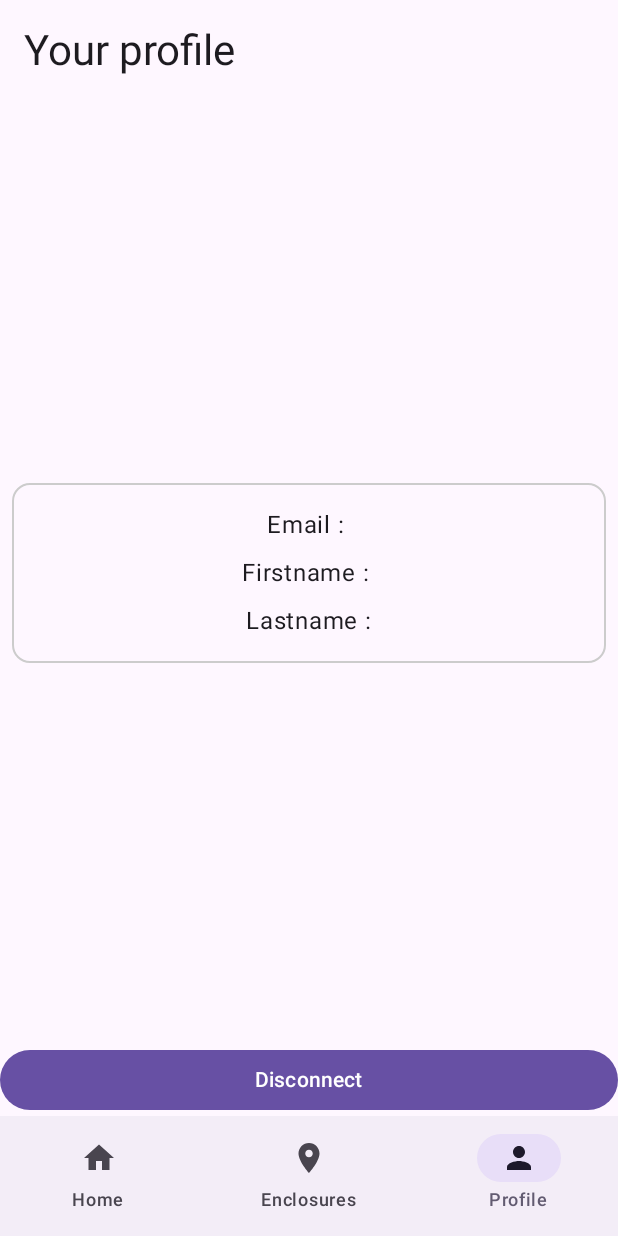
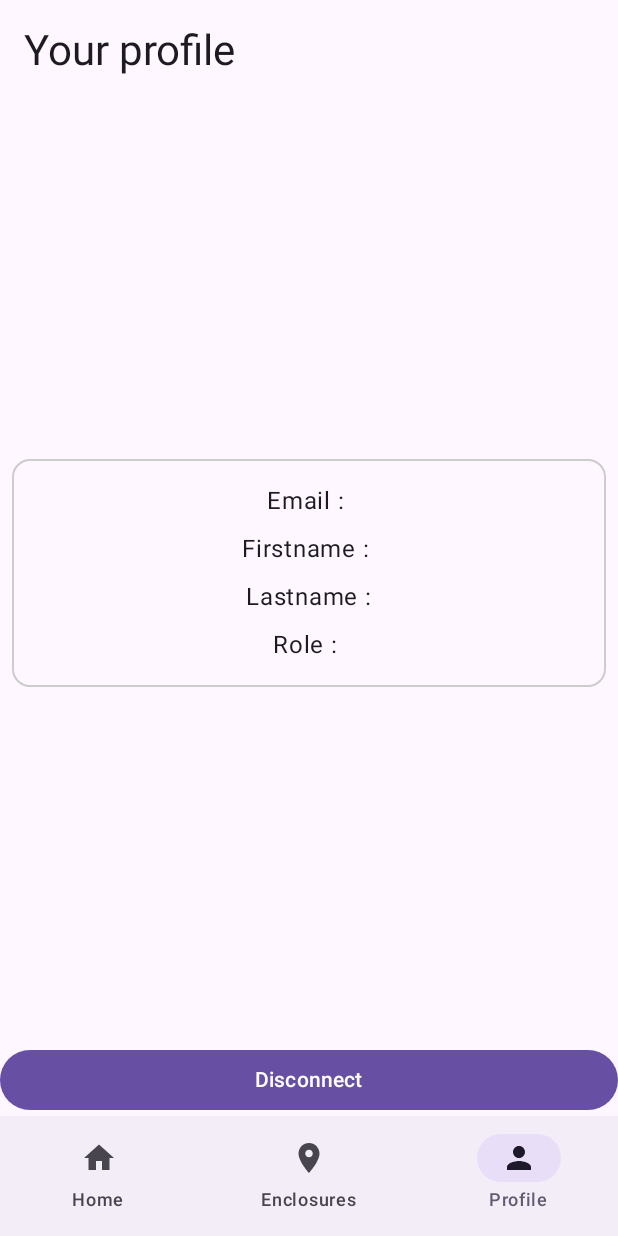
Before and after one commit to KoaDev/LaBarben, an Android app built with Jetpack Compose: the FirebaseZooListScreen screen opened through its navigation route, item 3 of the bottom bar chosen, on a phone screen of 412 x 824 dp. Run offline under Robolectric (Android 15) with nearby library versions, the phone set to English and light mode, and no system bars; our stand-ins replace Firebase (no records; nobody signed in at launch, a user with empty details on screens opened directly).

Commit message:
Features addition
- Admin space (review list + rating average)

```diff
--- a/app/src/main/java/fr/isen/champion/labarben/ui/enclosure/EnclosureListScreen.kt
+++ b/app/src/main/java/fr/isen/champion/labarben/ui/enclosure/EnclosureListScreen.kt
@@ -18,6 +18,7 @@ import androidx.compose.ui.draw.scale
 import androidx.compose.ui.graphics.Color
 import androidx.compose.ui.res.stringResource
 import androidx.compose.ui.unit.dp
+import com.google.firebase.auth.FirebaseAuth
 import com.google.firebase.database.FirebaseDatabase
 import fr.isen.champion.labarben.R
 import fr.isen.champion.labarben.data.entity.EnclosureEntity
@@ -28,7 +29,8 @@ fun EnclosureListScreen(zoos: List<ZooEntity>) {
     var selectedEnclosure by remember { mutableStateOf<EnclosureEntity?>(null) }
     val expandedMap = remember { mutableStateMapOf<String, Boolean>() }
 
-    // Map local pour gérer l'état de maintenance (idEnclos -> isMaintenance)
+    var userRole by remember { mutableStateOf("") }
+
     val maintenanceMap = remember {
         mutableStateMapOf<String, Boolean>().apply {
             zoos.forEach { zoo ->
@@ -36,6 +38,14 @@ fun EnclosureListScreen(zoos: List<ZooEntity>) {
                     this[enclosure.id] = enclosure.maintenance
                 }
             }
+        }
+    }
+
+    LaunchedEffect(Unit) {
+        val uid = FirebaseAuth.getInstance().currentUser?.uid ?: return@LaunchedEffect
+        val roleRef = FirebaseDatabase.getInstance().getReference("users").child(uid).child("role")
+        roleRef.get().addOnSuccessListener { snapshot ->
+            userRole = snapshot.value?.toString() ?: ""
         }
     }
 
@@ -130,6 +140,7 @@ fun EnclosureListScreen(zoos: List<ZooEntity>) {
                                                     )
                                                 }
                                             }
+                                            if (userRole == "admin") {
                                                 Switch(
                                                     modifier = Modifier.scale(0.8f),
                                                     checked = currentMaintenance,
@@ -138,6 +149,7 @@ fun EnclosureListScreen(zoos: List<ZooEntity>) {
                                                         updateMaintenanceInFirebase(zoo.id, enclosure.id, newValue)
                                                     }
                                                 )
+                                            }
                                         }
                                     }
                                 }
--- a/app/src/main/java/fr/isen/champion/labarben/ui/user/ProfileScreen.kt
+++ b/app/src/main/java/fr/isen/champion/labarben/ui/user/ProfileScreen.kt
@@ -22,6 +22,7 @@ fun ProfileScreen(navController: NavController) {
 
     var firstName by remember { mutableStateOf("") }
     var lastName by remember { mutableStateOf("") }
+    var role by remember { mutableStateOf("") }
     var isLoading by remember { mutableStateOf(true) }
 
     if (user != null) {
@@ -33,6 +34,7 @@ fun ProfileScreen(navController: NavController) {
                     if (snapshot.exists()) {
                         firstName = snapshot.child("firstName").value?.toString() ?: ""
                         lastName = snapshot.child("lastName").value?.toString() ?: ""
+                        role = snapshot.child("role").value?.toString() ?: ""
                     }
                     isLoading = false
                 }
@@ -56,7 +58,8 @@ fun ProfileScreen(navController: NavController) {
                 CircularProgressIndicator()
             }
         } else {
-            Column(modifier = Modifier.fillMaxSize(),
+            Column(
+                modifier = Modifier.fillMaxSize(),
                 verticalArrangement = Arrangement.SpaceBetween,
             ) {
                 Text(
@@ -95,6 +98,11 @@ fun ProfileScreen(navController: NavController) {
                                 text = stringResource(R.string.profileScreen_label_lastname) + lastName,
                                 style = MaterialTheme.typography.bodyLarge
                             )
+                            Spacer(modifier = Modifier.height(8.dp))
+                            Text(
+                                text = stringResource(R.string.profileScreen_label_role) + role,
+                                style = MaterialTheme.typography.bodyLarge
+                            )
                         } else {
                             Text(
                                 text = stringResource(R.string.profileScreen_label_no_user),
```
Also changed, not shown: app/src/main/java/fr/isen/champion/labarben/data/entity/UserReviewEntity.kt (added, +9 -0 lines). Lines whose indentation alone changed are shown as unchanged.
